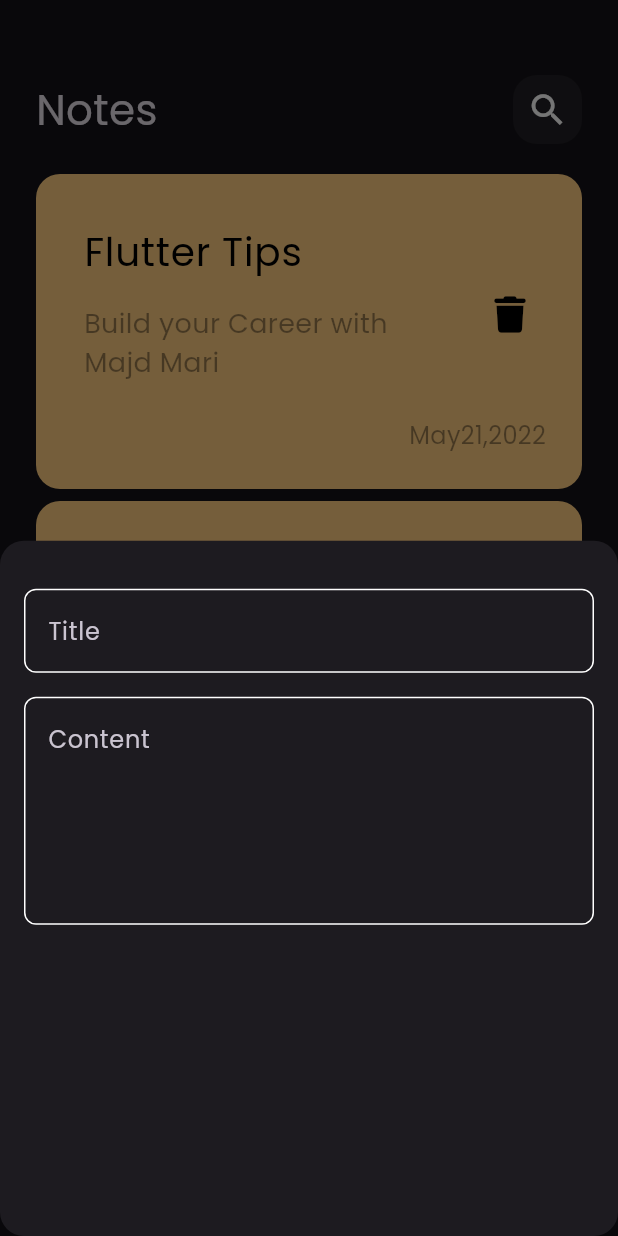
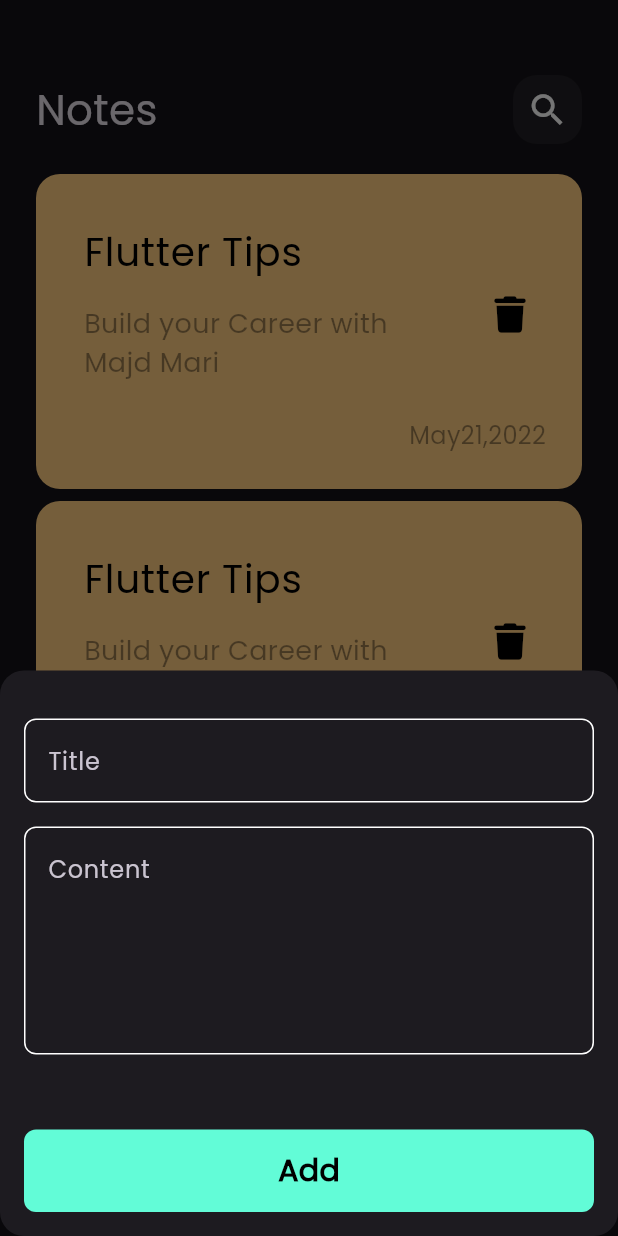
Before and after one commit to majdmari/notes_app, a Flutter app: the screen it shows after launch, after a tap on the "add" icon, on a phone screen of 412 x 824 dp. Run offline on Flutter 3.47's test engine with Material 3 defaults, Android fonts, the phone set to English and light mode, and no system bars; our stand-ins replace font_awesome_flutter.

Commit message:
finsh note buttom sheet

```diff
--- a/lib/views/widgets/add_note_bottom_sheet.dart
+++ b/lib/views/widgets/add_note_bottom_sheet.dart
@@ -1,4 +1,5 @@
 import 'package:flutter/material.dart';
+import 'package:note_app/views/widgets/custom_button.dart';
 import 'package:note_app/views/widgets/custom_text_field.dart';
 
 class AddNoteBottomSheet extends StatelessWidget {
@@ -8,6 +9,7 @@ class AddNoteBottomSheet extends StatelessWidget {
   Widget build(BuildContext context) {
     return Padding(
       padding: const EdgeInsets.symmetric(horizontal: 16),
+      child: SingleChildScrollView(
         child: Column(
           children: const [
             SizedBox(
@@ -16,7 +18,11 @@ class AddNoteBottomSheet extends StatelessWidget {
             CustomTextField(hint: 'Title'),
             SizedBox(height: 16),
             CustomTextField(hint: 'Content', maxLines: 5),
+            SizedBox(height: 50),
+            CustomButton(),
+            SizedBox(height: 16),
           ],
+        ),
       ),
     );
   }
--- /dev/null
+++ b/lib/views/widgets/custom_button.dart
@@ -0,0 +1,23 @@
+import 'package:flutter/material.dart';
+import 'package:note_app/constants.dart';
+
+class CustomButton extends StatelessWidget {
+  const CustomButton({super.key});
+
+  @override
+  Widget build(BuildContext context) {
+    return Container(
+      width: MediaQuery.of(context).size.width,
+      height: 55,
+      decoration: BoxDecoration(
+          color: kPrimaryColor, borderRadius: BorderRadius.circular(8)),
+      child: Center(
+        child: Text(
+          'Add',
+          style: TextStyle(
+              color: Colors.black, fontSize: 20, fontWeight: FontWeight.bold),
+        ),
+      ),
+    );
+  }
+}
```
Lines whose indentation alone changed are shown as unchanged.
